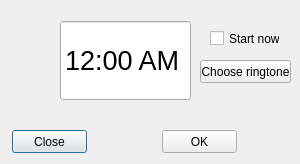
Qt form Lab 2/untitled/newalarmwindow.ui (Afohtim/OOP-oof-) before a commit.
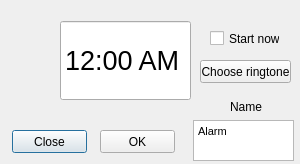
The same form after that commit.

Commit message: v1.0, added filter for alarms

```diff
--- a/Lab 2/untitled/newalarmwindow.ui
+++ b/Lab 2/untitled/newalarmwindow.ui
@@ -34,7 +34,7 @@
   <widget class="QPushButton" name="confirmButton">
    <property name="geometry">
     <rect>
-     <x>162</x>
+     <x>100</x>
      <y>130</y>
      <width>75</width>
      <height>23</height>
@@ -91,6 +91,37 @@
     <string>Start now</string>
    </property>
   </widget>
+  <widget class="QTextEdit" name="alarmName">
+   <property name="geometry">
+    <rect>
+     <x>193</x>
+     <y>120</y>
+     <width>101</width>
+     <height>41</height>
+    </rect>
+   </property>
+   <property name="html">
+    <string>&lt;!DOCTYPE HTML PUBLIC &quot;-//W3C//DTD HTML 4.0//EN&quot; &quot;http://www.w3.org/TR/REC-html40/strict.dtd&quot;&gt;
+&lt;html&gt;&lt;head&gt;&lt;meta name=&quot;qrichtext&quot; content=&quot;1&quot; /&gt;&lt;style type=&quot;text/css&quot;&gt;
+p, li { white-space: pre-wrap; }
+&lt;/style&gt;&lt;/head&gt;&lt;body style=&quot; font-family:'MS Shell Dlg 2'; font-size:8.25pt; font-weight:400; font-style:normal;&quot;&gt;
+&lt;p style=&quot; margin-top:0px; margin-bottom:0px; margin-left:0px; margin-right:0px; -qt-block-indent:0; text-indent:0px;&quot;&gt;Alarm&lt;/p&gt;
+&lt;p style=&quot;-qt-paragraph-type:empty; margin-top:0px; margin-bottom:0px; margin-left:0px; margin-right:0px; -qt-block-indent:0; text-indent:0px;&quot;&gt;&lt;br /&gt;&lt;/p&gt;&lt;/body&gt;&lt;/html&gt;</string>
+   </property>
+  </widget>
+  <widget class="QLabel" name="label">
+   <property name="geometry">
+    <rect>
+     <x>230</x>
+     <y>100</y>
+     <width>47</width>
+     <height>13</height>
+    </rect>
+   </property>
+   <property name="text">
+    <string>Name</string>
+   </property>
+  </widget>
  </widget>
  <resources/>
  <connections/>
```
The commit also changes 12 other files.
